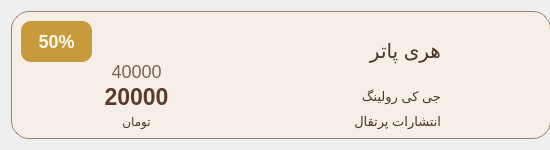
Old version of the form Client/bookinfocard.ui in the repository Onyx1907/Lumina-EBook-Platform.
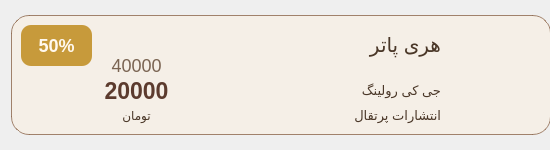
New version of the form. Icons and pictures are not drawn.

What changed in the file:
```diff
--- a/Client/bookinfocard.ui
+++ b/Client/bookinfocard.ui
@@ -10,10 +10,16 @@
     <height>150</height>
    </rect>
   </property>
+  <property name="sizePolicy">
+   <sizepolicy hsizetype="Fixed" vsizetype="Fixed">
+    <horstretch>0</horstretch>
+    <verstretch>0</verstretch>
+   </sizepolicy>
+  </property>
   <property name="minimumSize">
    <size>
     <width>550</width>
-    <height>120</height>
+    <height>150</height>
    </size>
   </property>
   <property name="maximumSize">
@@ -25,19 +31,19 @@
   <property name="windowTitle">
    <string>Form</string>
   </property>
-  <layout class="QVBoxLayout" name="verticalLayout">
-   <item>
+  <layout class="QGridLayout" name="gridLayout">
+   <item row="0" column="0">
     <widget class="QWidget" name="widget" native="true">
      <property name="minimumSize">
       <size>
        <width>540</width>
-       <height>0</height>
+       <height>120</height>
       </size>
      </property>
      <property name="maximumSize">
       <size>
-       <width>140</width>
-       <height>16777215</height>
+       <width>540</width>
+       <height>120</height>
       </size>
      </property>
      <property name="styleSheet">
@@ -71,7 +77,7 @@
       <property name="geometry">
        <rect>
         <x>430</x>
-        <y>10</y>
+        <y>0</y>
         <width>101</width>
         <height>121</height>
        </rect>
@@ -118,7 +124,7 @@
       <property name="geometry">
        <rect>
         <x>190</x>
-        <y>70</y>
+        <y>60</y>
         <width>240</width>
         <height>30</height>
        </rect>
@@ -157,7 +163,7 @@
       <property name="geometry">
        <rect>
         <x>190</x>
-        <y>20</y>
+        <y>10</y>
         <width>240</width>
         <height>40</height>
        </rect>
@@ -196,7 +202,7 @@
       <property name="geometry">
        <rect>
         <x>190</x>
-        <y>100</y>
+        <y>90</y>
         <width>240</width>
         <height>20</height>
        </rect>
@@ -263,7 +269,7 @@
       <property name="geometry">
        <rect>
         <x>50</x>
-        <y>50</y>
+        <y>40</y>
         <width>151</width>
         <height>20</height>
        </rect>
@@ -289,7 +295,7 @@
       <property name="geometry">
        <rect>
         <x>50</x>
-        <y>70</y>
+        <y>60</y>
         <width>151</width>
         <height>31</height>
        </rect>
@@ -316,7 +322,7 @@
       <property name="geometry">
        <rect>
         <x>100</x>
-        <y>100</y>
+        <y>90</y>
         <width>51</width>
         <height>21</height>
        </rect>
```
